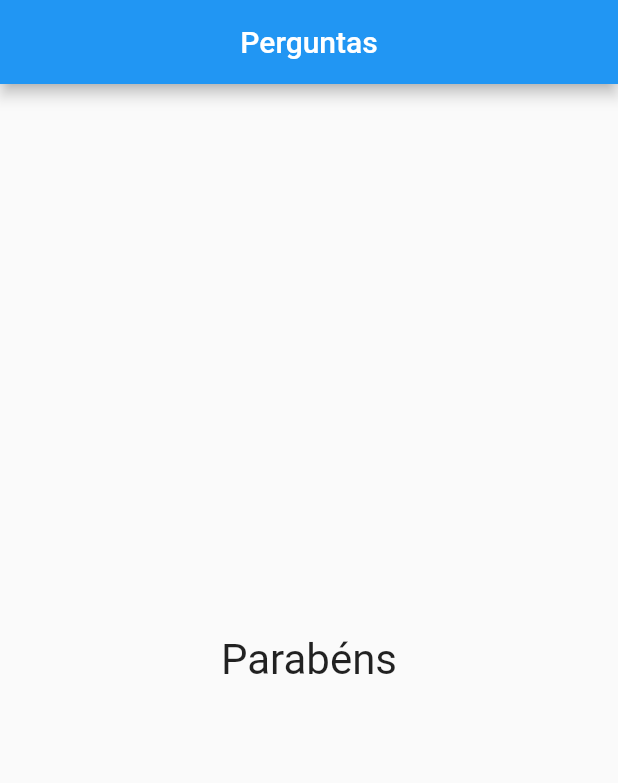
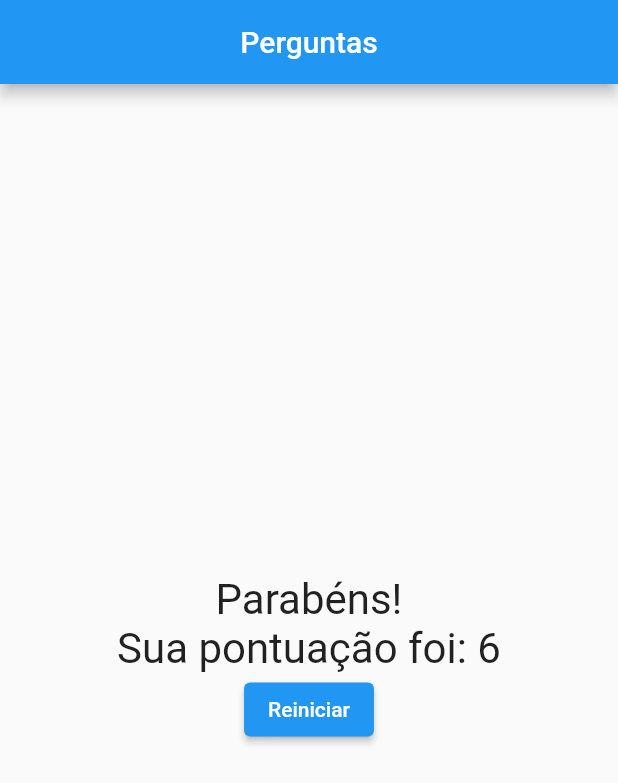
Before and after one commit to FabioFSS/flutter-course, a Flutter app: the screen it shows after launch, after a tap on "Preto", after a tap on "Gato", after a tap on "Carlos", on a phone screen of 412 x 824 dp. Shown: the top 783 px of the screen. Run offline on Flutter 3.47's test engine with Material 2 defaults, Android fonts, the phone set to English and light mode, and no system bars.

Commit message:
added score and restart

```diff
--- a/first_project/lib/main.dart
+++ b/first_project/lib/main.dart
@@ -1,6 +1,6 @@
+import 'package:first_project/questionario.dart';
 import 'package:flutter/material.dart';
-import 'package:first_project/questao.dart';
-import 'package:first_project/resposta.dart';
+import 'package:first_project/resultado.dart';
 
 void main() {
   runApp(const PerguntaApp());
@@ -17,24 +17,49 @@ class _PerguntaAppState extends State<PerguntaApp> {
   final List<Map<String, Object>> _perguntas = const [
     {
       'texto': 'Qual é a sua cor favorita?',
-      'respostas': ['Preto', 'Vermelho', 'Azul', 'Verde'],
+      'respostas': [
+        {'texto': 'Preto', 'nota': 1},
+        {'texto': 'Vermelho', 'nota': 2},
+        {'texto': 'Azul', 'nota': 3},
+        {'texto': 'Verde', 'nota': 4},
+      ],
     },
     {
       'texto': 'Qual sua cor favorita?',
-      'respostas': ['Cachorro', 'Gato', 'Cobra', 'Elefante'],
+      'respostas': [
+        {'texto': 'Cachorro', 'nota': 1},
+        {'texto': 'Gato', 'nota': 2},
+        {'texto': 'Leão', 'nota': 3},
+        {'texto': 'Elefante', 'nota': 4},
+      ],
     },
     {
       'texto': 'Qual seu instrutor favorito?',
-      'respostas': ['Maria', 'João', 'Carlos', 'Pedro'],
+      'respostas': [
+        {'texto': 'Maria', 'nota': 1},
+        {'texto': 'João', 'nota': 2},
+        {'texto': 'Carlos', 'nota': 3},
+        {'texto': 'Amanda', 'nota': 4},
+      ],
     },
   ];
   var _perguntaSelecionada = 0;
+  var _pontuacaoTotal = 0;
 
-  void _responder() {
+  void _responder(int pontuacao) {
     setState(() {
-      if (temPerguntaSelecionada) _perguntaSelecionada++;
+      if (temPerguntaSelecionada) {
+        _perguntaSelecionada++;
+        _pontuacaoTotal += pontuacao;
+      }
     });
-    debugPrint('$_perguntaSelecionada');
+  }
+
+  void _reiniciar() {
+    setState(() {
+      _perguntaSelecionada = 0;
+      _pontuacaoTotal = 0;
+    });
   }
 
   bool get temPerguntaSelecionada {
@@ -43,30 +68,20 @@ class _PerguntaAppState extends State<PerguntaApp> {
 
   @override
   Widget build(BuildContext context) {
-    List<String> stringRespostas = temPerguntaSelecionada
-        ? _perguntas[_perguntaSelecionada].cast()['respostas']
-        : [];
-
     return MaterialApp(
       home: Scaffold(
         appBar: AppBar(
           title: const Center(child: Text('Perguntas')),
         ),
         body: temPerguntaSelecionada
-            ? Column(children: [
-                Questao(
-                  texto: _perguntas[_perguntaSelecionada]['texto'].toString(),
-                ),
-                ...stringRespostas
-                    .map((texto) =>
-                        Resposta(texto: texto, onSelecao: _responder))
-                    .toList(),
-              ])
-            : const Center(
-                child: Text(
-                  "Parabéns",
-                  style: TextStyle(fontSize: 28),
-                ),
+            ? Questionario(
+                perguntas: _perguntas,
+                perguntaSelecionada: _perguntaSelecionada,
+                responder: _responder,
+              )
+            : Resultado(
+                pontuacao: _pontuacaoTotal,
+                reiniciar: _reiniciar,
               ),
       ),
     );
--- /dev/null
+++ b/first_project/lib/questionario.dart
@@ -0,0 +1,38 @@
+import 'package:first_project/questao.dart';
+import 'package:first_project/resposta.dart';
+import "package:flutter/material.dart";
+
+class Questionario extends StatelessWidget {
+  const Questionario(
+      {Key? key,
+      required this.perguntas,
+      required this.responder,
+      required this.perguntaSelecionada})
+      : super(key: key);
+
+  final List<Map<String, Object>> perguntas;
+  final int perguntaSelecionada;
+  final void Function(int) responder;
+
+  bool get temPerguntaSelecionada {
+    return perguntaSelecionada < perguntas.length;
+  }
+
+  @override
+  Widget build(BuildContext context) {
+    List<Map<String, Object>> stringRespostas = temPerguntaSelecionada
+        ? perguntas[perguntaSelecionada].cast()['respostas']
+        : [];
+
+    return Column(children: [
+      Questao(
+        texto: perguntas[perguntaSelecionada]['texto'].toString(),
+      ),
+      ...stringRespostas
+          .map((texto) => Resposta(
+              texto: texto['texto'].toString(),
+              onSelecao: () => responder(int.parse(texto['nota'].toString()))))
+          .toList(),
+    ]);
+  }
+}
--- /dev/null
+++ b/first_project/lib/resultado.dart
@@ -0,0 +1,42 @@
+import 'package:flutter/material.dart';
+
+class Resultado extends StatelessWidget {
+  const Resultado({Key? key, required this.pontuacao, required this.reiniciar})
+      : super(key: key);
+
+  final int pontuacao;
+  final void Function() reiniciar;
+
+  String get fraseResultado {
+    if (pontuacao > 5) {
+      return 'Parabéns!';
+    } else {
+      return 'Que pena...';
+    }
+  }
+
+  @override
+  Widget build(BuildContext context) {
+    return Center(
+      child: Column(
+        mainAxisAlignment: MainAxisAlignment.center,
+        children: [
+          Text(
+            fraseResultado,
+            style: const TextStyle(fontSize: 28),
+          ),
+          Text(
+            "Sua pontuação foi: $pontuacao",
+            style: const TextStyle(fontSize: 28),
+          ),
+          ElevatedButton(
+            onPressed: reiniciar,
+            child: const Text(
+              "Reiniciar",
+            ),
+          )
+        ],
+      ),
+    );
+  }
+}
```
Also changed, not shown: 1 other file.
